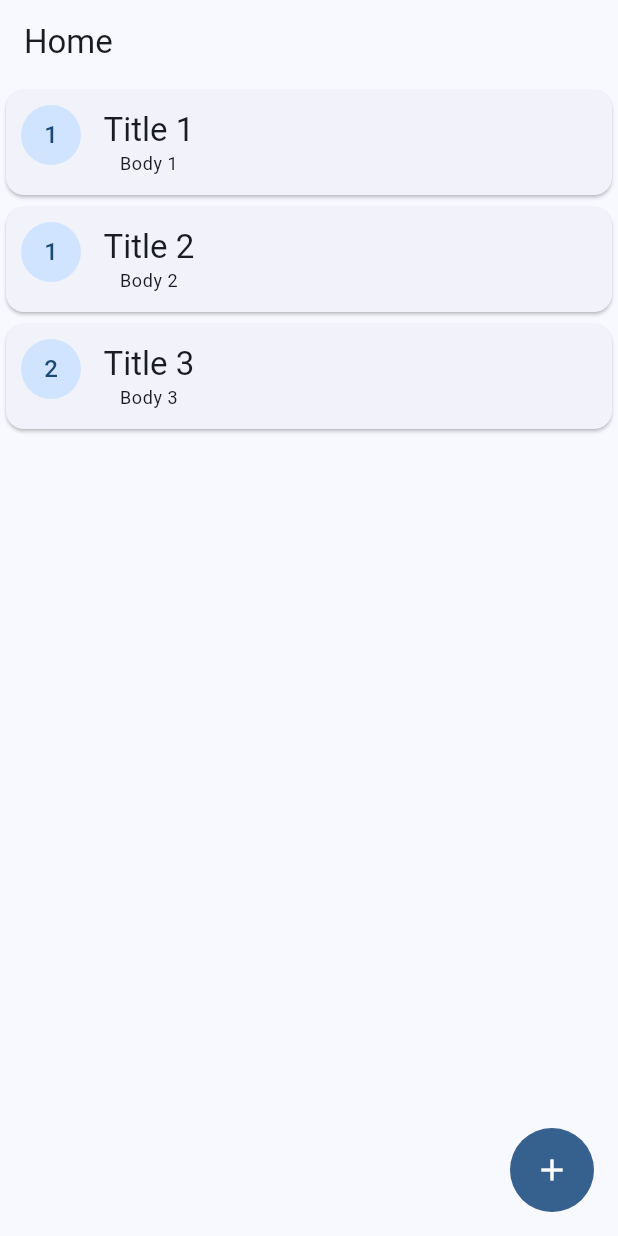
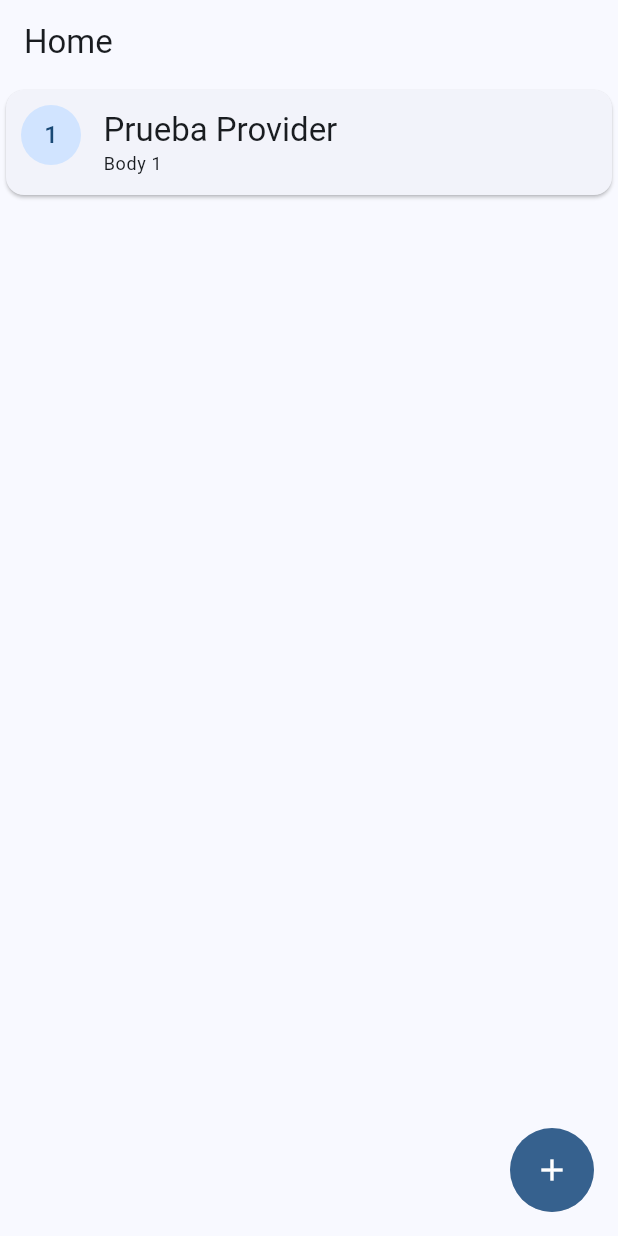
Before and after one commit to JuanManuelCarranzaTorrico/prueba_tec, a Flutter app: the screen it shows after launch, on a phone screen of 412 x 824 dp. Run offline on Flutter 3.47's test engine with Material 3 defaults, Android fonts, the phone set to English and light mode, and no system bars; our stand-ins replace go_router.

Commit message:
Adding provider to the pub and the app.

```diff
--- /dev/null
+++ b/devtools_options.yaml
@@ -0,0 +1 @@
+extensions:
--- a/lib/main.dart
+++ b/lib/main.dart
@@ -1,6 +1,9 @@
 import 'package:flutter/material.dart';
+import 'package:provider/provider.dart';
 import 'package:prueba_tec/config/app_theme.dart';
 import 'package:prueba_tec/config/router/app_router.dart';
+import 'package:prueba_tec/presentation/providers/comment_provider.dart';
+import 'package:prueba_tec/presentation/providers/post_provider.dart';
 
 void main() {
   runApp(const MainApp());
@@ -11,10 +14,16 @@ class MainApp extends StatelessWidget {
 
   @override
   Widget build(BuildContext context) {
-    return MaterialApp.router(
-      routerConfig: appRouter,
-      debugShowCheckedModeBanner: false,
-      theme: AppTheme(selectedColor: 0).getTheme(),
+    return MultiProvider(
+      providers: [
+        ChangeNotifierProvider(create: (_) => PostProvider()),
+        ChangeNotifierProvider(create: (_) => CommentProvider()),
+      ],
+      child: MaterialApp.router(
+        routerConfig: appRouter,
+        debugShowCheckedModeBanner: false,
+        theme: AppTheme(selectedColor: 0).getTheme(),
+      ),
     );
   }
 }
--- /dev/null
+++ b/lib/presentation/providers/comment_provider.dart
@@ -0,0 +1,10 @@
+import 'package:flutter/material.dart';
+import 'package:prueba_tec/domian/entities/comment.dart';
+
+class CommentProvider extends ChangeNotifier{
+  List<Comment> comments = [];
+  bool isLoadingComments = false;
+  Future<void> getComments() async{
+    //todo: conectar con la api
+  }
+}
--- /dev/null
+++ b/lib/presentation/providers/post_provider.dart
@@ -0,0 +1,23 @@
+import 'package:flutter/material.dart';
+import 'package:prueba_tec/config/menu/post_items.dart';
+
+class PostProvider extends ChangeNotifier{
+  List <PostItem> posts = [
+    PostItem(
+      title: 'Prueba Provider',
+      body: 'Body 1',
+      userId: 1,
+      id: 1,
+    ),
+  ];
+  bool isLoadingPosts = false;
+  Future<void> getPosts() async{
+    //todo: conectar con la api
+    posts = postItems;
+  }
+
+  Future<void> createPost(PostItem post) async{
+    //todo: conectar con la api
+    posts.add(post);
+  }
+}
--- a/lib/presentation/screens/home/home_screen.dart
+++ b/lib/presentation/screens/home/home_screen.dart
@@ -1,6 +1,8 @@
 import 'package:flutter/material.dart';
 import 'package:go_router/go_router.dart';
+import 'package:provider/provider.dart';
 import 'package:prueba_tec/config/menu/post_items.dart';
+import 'package:prueba_tec/presentation/providers/post_provider.dart';
 
 class HomeScreen extends StatelessWidget {
   const HomeScreen({super.key});
@@ -32,10 +34,11 @@ class _HomeView extends StatelessWidget {
 
   @override
   Widget build(BuildContext context) {
+    final postProvider = context.watch<PostProvider>();
     return ListView.builder(
-      itemCount: postItems.length,
+      itemCount: postProvider.posts.length,
       itemBuilder: (context, index) {
-        final menuItem = postItems[index];
+        final menuItem = postProvider.posts[index];
         return GestureDetector(
           onTap: () {
             context.push('/comments');
@@ -53,6 +56,7 @@ class _HomeView extends StatelessWidget {
                 ),
                 const SizedBox(width: 15),
                 Column(
+                  crossAxisAlignment: CrossAxisAlignment.start,
                   children: [
                     Text(menuItem.title, style: Theme.of(context).textTheme.titleLarge),
                     Text(menuItem.body, style: Theme.of(context).textTheme.bodySmall),
--- a/pubspec.yaml
+++ b/pubspec.yaml
@@ -10,6 +10,7 @@ dependencies:
   flutter:
     sdk: flutter
   go_router: ^14.2.3
+  provider: ^6.1.2
 
 dev_dependencies:
   flutter_lints: ^2.0.0
```
Also changed, not shown: pubspec.lock.
